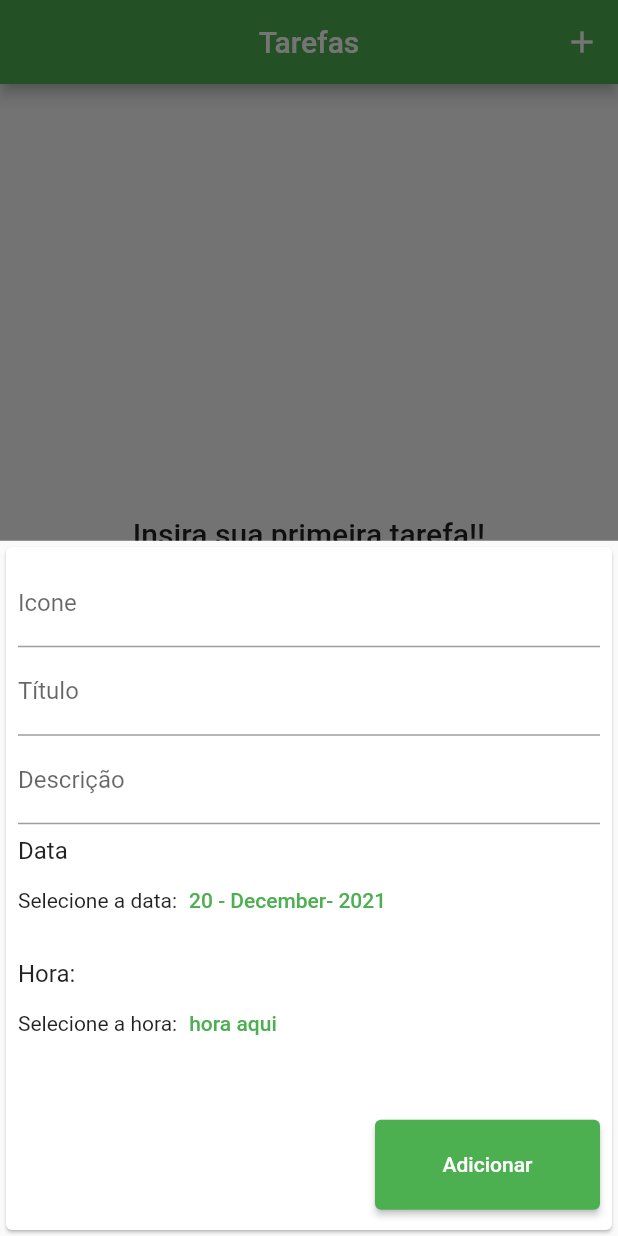
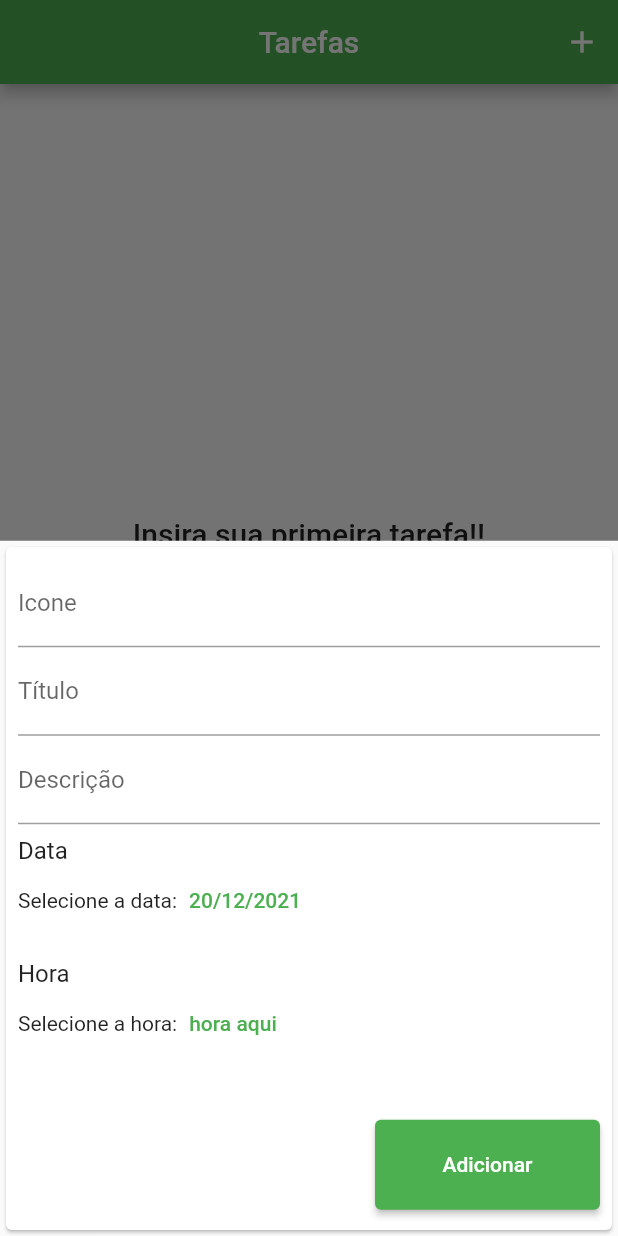
Before and after one commit to heloeng/Diario_De_Tarefas, a Flutter app: the screen it shows after launch, after a tap on the "add" icon, on a phone screen of 412 x 824 dp. Run offline on Flutter 3.47's test engine with Material 2 defaults, Android fonts, the phone set to English and light mode, and no system bars.

Commit message:
correçãoErroPubspack

```diff
--- a/lib/components/transaction_form.dart
+++ b/lib/components/transaction_form.dart
@@ -1,5 +1,5 @@
 // ignore_for_file: prefer_const_constructors
-import 'package:localization/localization.dart';
+
 import 'package:flutter/material.dart';
 import 'package:intl/intl.dart';
 
@@ -19,7 +19,6 @@ class _TransactionFormState extends State<TransactionForm> {
   DateTime _selectedDate = DateTime.now();
 
   _submitForm() {
-    //passo essas informações atraves dos parametros do submit
     final icone = _iconeController.text;
     final title = _titleController.text;
     final descricao = _descricaoController.text;
@@ -37,11 +36,8 @@ class _TransactionFormState extends State<TransactionForm> {
   _showDatePicker() {
     showDatePicker(
       context: context,
-      //mostrar a data inicial: agora
       initialDate: DateTime.now(),
-      //data mais antiga agora
       firstDate: DateTime.now(),
-      //pode selecionar ate data futura
       lastDate: DateTime(2025),
     ).then(
       (pickedDate) {
@@ -59,12 +55,9 @@ class _TransactionFormState extends State<TransactionForm> {
   @override
   Widget build(BuildContext context) {
     return Card(
-      //espaço dos inputs
       child: Padding(
         padding: const EdgeInsets.all(8.0),
         child: Column(
-          children: [
-            Column(
           children: [
             TextField(
               controller: _iconeController,
@@ -72,31 +65,6 @@ class _TransactionFormState extends State<TransactionForm> {
               decoration: InputDecoration(
                 labelText: 'Icone',
               ),
-                ),
-                // Row(
-                //   children: [
-                //     ListView(
-                //       children: const <Widget>[
-                //         Card(
-                //           child: ListTile(
-                //             trailing: Icon(Icons.more_vert),
-                //           ),
-                //         ),
-                //           Card(
-                //           child: ListTile(
-                //             trailing: Icon(Icons.more_vert),
-                //           ),
-                //         ),
-                //           Card(
-                //           child: ListTile(
-                //             trailing: Icon(Icons.more_vert),
-                //           ),
-                //         ),
-                //       ],
-                //     ),
-                //   ],
-                // )
-              ],
             ),
             TextField(
               controller: _titleController,
@@ -129,10 +97,8 @@ class _TransactionFormState extends State<TransactionForm> {
                       child: Text(
                         _selectedDate == null
                             ? "Nenhuma data selecionada"
-                            : DateFormat('dd - MMMM- yyyy')
-                                .format(_selectedDate),
+                            : DateFormat('dd/MM/yyyy').format(_selectedDate),
                       ),
-                      //chama a função de data
                       onPressed: _showDatePicker,
                     ),
                   ],
@@ -141,7 +107,7 @@ class _TransactionFormState extends State<TransactionForm> {
                   height: 15,
                 ),
                 Text(
-                  "Hora:",
+                  "Hora",
                   style: TextStyle(
                     fontSize: 16,
                   ),
--- a/lib/components/transaction_list.dart
+++ b/lib/components/transaction_list.dart
@@ -2,12 +2,12 @@
 
 import 'package:flutter/material.dart';
 import 'package:teste/model/transaction.dart';
-//importa o package que foi adicionado no pubspec intl: ^0.17.0
+
 import 'package:intl/intl.dart';
 
 class TransactionList extends StatelessWidget {
   final List<Transaction> transactions;
-  //cria um construtor
+
   TransactionList(this.transactions);
 
   @override
@@ -31,7 +31,7 @@ class TransactionList extends StatelessWidget {
           : ListView.builder(
               itemCount: transactions.length,
               itemBuilder: (ctx, index) {
-                //pegando o index que foi passado
+
 
                 final tr = transactions[index];
 
@@ -56,8 +56,8 @@ class TransactionList extends StatelessWidget {
                     ),
 
                     trailing: Text(
-                      //foi inserido no pubspec essa dependência: ** intl: ^0.17.0 ** para usar o formato de data e hora
-                      DateFormat('dd  MMM').format(tr.date),
+
+                      DateFormat('dd MMM yyyy').format(tr.date),
 
                       style: TextStyle(
                         fontSize: 16,
@@ -65,8 +65,7 @@ class TransactionList extends StatelessWidget {
                       ),
                     ),
 
-                    ////////////////FALTA A DESCRIÇÃO///////////////////////
-                    //////////////////////FALTA A HORA///////////////////////
+                                       //////////////////////FALTA A HORA///////////////////////
                   ),
                 );
               },
--- a/lib/main.dart
+++ b/lib/main.dart
@@ -1,7 +1,6 @@
 // ignore_for_file: prefer_const_literals_to_create_immutables, prefer_const_constructors, use_key_in_widget_constructors, unused_element
 
 import 'package:flutter/material.dart';
-import 'package:localization/localization.dart';
 import 'dart:math';
 import 'package:teste/components/transaction_form.dart';
 import 'package:teste/components/transaction_list.dart';
@@ -15,8 +14,8 @@ class ExpenseApp extends StatelessWidget {
     return MaterialApp(
       debugShowCheckedModeBanner: false,
       theme: ThemeData(primarySwatch: Colors.green),
-      // home: MyHomePage(),
-      home: LocalizationWidget(child: MyHomePage()),
+
+      home: MyHomePage(),
     );
   }
 }
@@ -27,10 +26,10 @@ class MyHomePage extends StatefulWidget {
 }
 
 class _MyHomePageState extends State<MyHomePage> {
-//LISTA VAZIA
+
   final List<Transaction> _transactions = [];
 
-//função
+
   _addTransaction(String icone, String title, String descricao, DateTime date) {
     final newTransaction = Transaction(
       id: Random().nextDouble().toString(),
@@ -47,7 +46,7 @@ class _MyHomePageState extends State<MyHomePage> {
     );
 
     //fechar o modal
-    //metodo estatico
+
     Navigator.of(context).pop();
   }
 
@@ -55,7 +54,7 @@ class _MyHomePageState extends State<MyHomePage> {
   _opentransactionFormModal(BuildContext context) {
     showModalBottomSheet(
       context: context,
-      //chama  o transaction form
+
       builder: (_) {
         return TransactionForm(_addTransaction);
       },
@@ -66,7 +65,7 @@ class _MyHomePageState extends State<MyHomePage> {
   Widget build(BuildContext context) {
     return Scaffold(
       appBar: AppBar(
-          //centraliza o texto no appBar
+
           centerTitle: true,
           title: Text('Tarefas'),
           actions: [
--- a/lib/model/transaction.dart
+++ b/lib/model/transaction.dart
@@ -1,14 +1,12 @@
-// classe que representa os dados da transação do objeto
 import 'package:flutter/material.dart';
 
 class Transaction {
-  //atributos do construtor da classe
   final String id;
   final String icone;
   final String title;
   final String descricao;
   final DateTime date;
-
+//falta a hora
 
   Transaction({
     required this.id,
@@ -16,7 +14,7 @@ class Transaction {
     required this.title,
     required this.descricao,
     required this.date,
-//falta a descrição
+
 //falta a hora
   });
 }
```
Also changed, not shown: pubspec.lock. Lines whose indentation alone changed are shown as unchanged.
